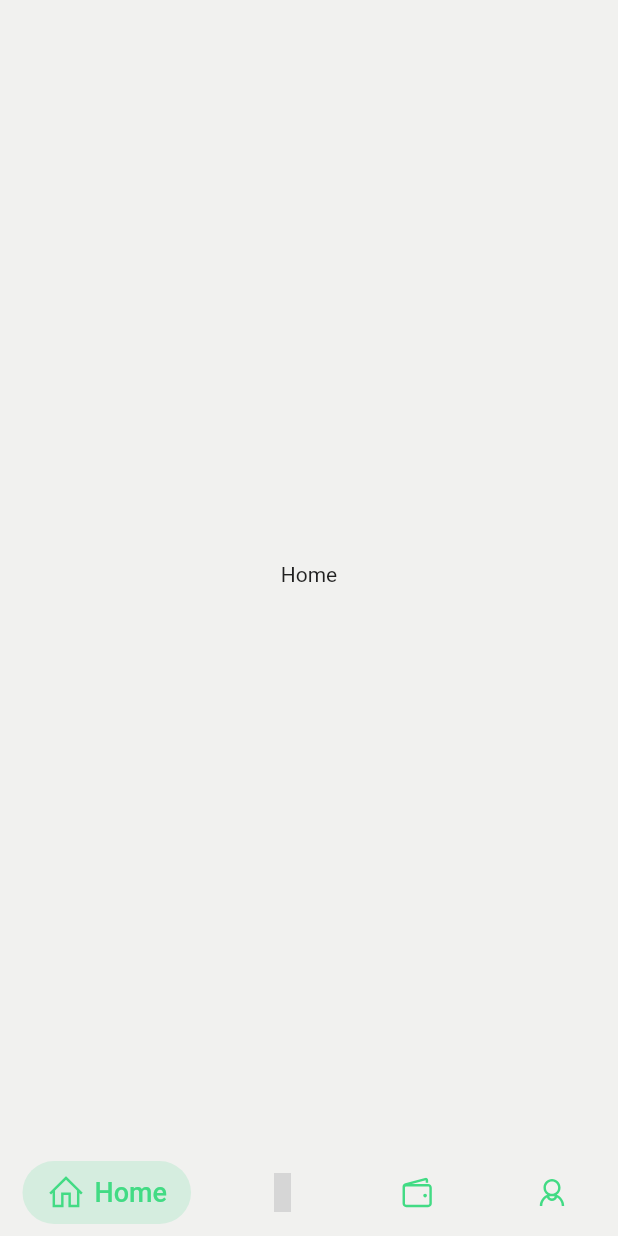
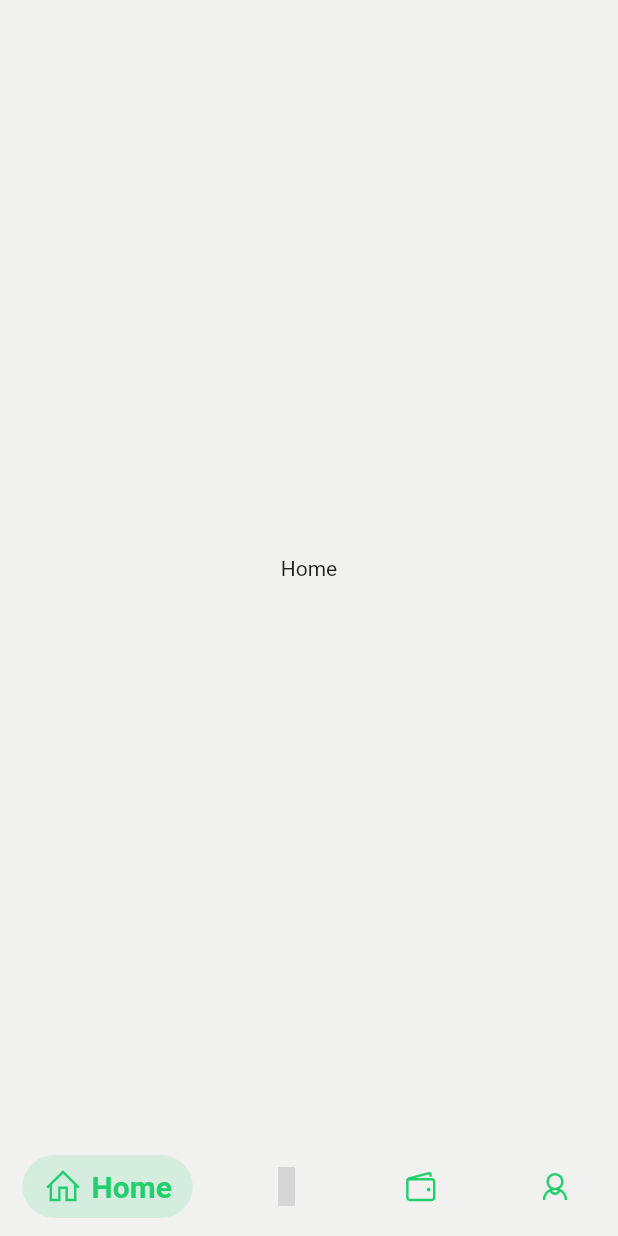
Before and after one commit to udz-codes/mockoin, a Flutter app: the screen it shows after launch, on a phone screen of 412 x 824 dp. Run offline on Flutter 3.47's test engine with Material 2 defaults, Android fonts, the phone set to English and light mode, and no system bars; drawn by our look-alikes of google_nav_bar; our stand-ins replace line_icons; grey boxes are pictures that could not be loaded.

Commit message:
Navbar Fixes

```diff
--- a/lib/constants.dart
+++ b/lib/constants.dart
@@ -1,6 +1,6 @@
 import 'package:flutter/material.dart';
 
-const Color kColorGreen = Color(0xff42db84);
+const Color kColorGreen = Color(0xff23cf6d);
 const Color kColorGreenLight = Color(0xffd5eddf);
 
 const Color kColorBlue = Color(0xff116479);
--- a/lib/mockoin.dart
+++ b/lib/mockoin.dart
@@ -18,7 +18,7 @@ class _MockoinState extends State<Mockoin> {
   static const List<Widget> _widgetOptions = <Widget>[
     Text('Home'),
     Text('Prices'),
-    Text('My Investments'),
+    Text('Portfolio'),
     Text('Account'),
   ];
 
@@ -35,15 +35,15 @@ class _MockoinState extends State<Mockoin> {
         ),
         child: SafeArea(
           child: Padding(
-            padding: const EdgeInsets.symmetric(horizontal: 15.0, vertical: 8),
+            padding: const EdgeInsets.symmetric(horizontal: 15.0, vertical: 12),
             child: GNav(
               gap: 6,
               iconSize: 26,
-              padding: const EdgeInsets.symmetric(horizontal: 16, vertical: 8),
+              padding: const EdgeInsets.symmetric(horizontal: 14, vertical: 8),
               duration: const Duration(milliseconds: 400),
               textStyle: const TextStyle(
-                fontSize: 18,
-                fontWeight: FontWeight.w500,
+                fontSize: 20,
+                fontWeight: FontWeight.w600,
                 color: kColorGreen,
               ),
               rippleColor: kColorGreenLight,
@@ -54,7 +54,7 @@ class _MockoinState extends State<Mockoin> {
               tabs: const [
                 GButton(icon: LineIcons.home, text: 'Home'),
                 GButton(icon: LineIcons.barChartAlt, text: 'Prices'),
-                GButton(icon: LineIcons.wallet, text: 'Investments'),
+                GButton(icon: LineIcons.wallet, text: 'Portfolio'),
                 GButton(icon: LineIcons.userAlt, text: 'Account'),
               ],
               selectedIndex: _selectedIndex,
```
